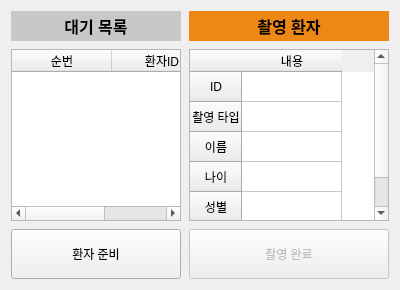
Qt form Project/src/imaging/ImagingSW/patientmanager.ui (AndaCondaa/Dental_Imaging_SW_System) before a commit.
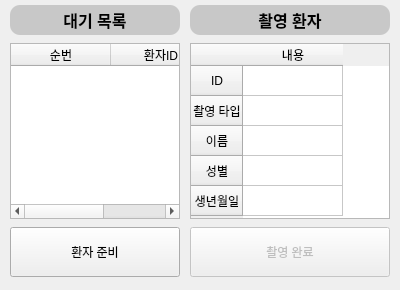
The same form after that commit.

Patch:
```diff
--- a/Project/src/imaging/ImagingSW/patientmanager.ui
+++ b/Project/src/imaging/ImagingSW/patientmanager.ui
@@ -27,7 +27,19 @@
   </property>
   <layout class="QHBoxLayout" name="horizontalLayout_2">
    <property name="spacing">
-    <number>8</number>
+    <number>10</number>
+   </property>
+   <property name="leftMargin">
+    <number>10</number>
+   </property>
+   <property name="topMargin">
+    <number>5</number>
+   </property>
+   <property name="rightMargin">
+    <number>10</number>
+   </property>
+   <property name="bottomMargin">
+    <number>13</number>
    </property>
    <item>
     <layout class="QVBoxLayout" name="verticalLayout">
@@ -36,6 +48,12 @@
      </property>
      <item>
       <widget class="QLabel" name="patientTitleLabel">
+       <property name="sizePolicy">
+        <sizepolicy hsizetype="Preferred" vsizetype="Fixed">
+         <horstretch>0</horstretch>
+         <verstretch>0</verstretch>
+        </sizepolicy>
+       </property>
        <property name="minimumSize">
         <size>
          <width>170</width>
@@ -55,7 +73,8 @@
         </font>
        </property>
        <property name="styleSheet">
-        <string notr="true">background-color: rgb(200, 200, 200);</string>
+        <string notr="true">background-color: rgb(200, 200, 200);
+border-radius: 10px;</string>
        </property>
        <property name="text">
         <string>대기 목록</string>
@@ -85,6 +104,9 @@
          <height>16777215</height>
         </size>
        </property>
+       <property name="indentation">
+        <number>0</number>
+       </property>
        <column>
         <property name="text">
          <string>순번</string>
@@ -145,7 +167,7 @@
        <item>
         <widget class="QPushButton" name="patientReadyButton">
          <property name="sizePolicy">
-          <sizepolicy hsizetype="Minimum" vsizetype="Preferred">
+          <sizepolicy hsizetype="Minimum" vsizetype="Expanding">
            <horstretch>0</horstretch>
            <verstretch>0</verstretch>
           </sizepolicy>
@@ -179,7 +201,7 @@
      <item>
       <widget class="QLabel" name="patientTitleLabel_2">
        <property name="sizePolicy">
-        <sizepolicy hsizetype="Expanding" vsizetype="Preferred">
+        <sizepolicy hsizetype="Expanding" vsizetype="Fixed">
          <horstretch>0</horstretch>
          <verstretch>0</verstretch>
         </sizepolicy>
@@ -203,7 +225,8 @@
         </font>
        </property>
        <property name="styleSheet">
-        <string notr="true">background-color: rgb(237, 136, 23);</string>
+        <string notr="true">background-color: rgb(200, 200, 200);
+border-radius: 10px;</string>
        </property>
        <property name="text">
         <string>촬영 환자</string>
@@ -217,6 +240,12 @@
       <layout class="QVBoxLayout" name="verticalLayout_2">
        <item>
         <widget class="QTableWidget" name="infoTableWidget">
+         <property name="sizePolicy">
+          <sizepolicy hsizetype="Expanding" vsizetype="Preferred">
+           <horstretch>0</horstretch>
+           <verstretch>0</verstretch>
+          </sizepolicy>
+         </property>
          <property name="minimumSize">
           <size>
            <width>186</width>
@@ -253,14 +282,6 @@
            <set>AlignCenter</set>
           </property>
          </row>
-         <row>
-          <property name="text">
-           <string>나이</string>
-          </property>
-          <property name="textAlignment">
-           <set>AlignCenter</set>
-          </property>
-         </row>
          <row>
           <property name="text">
            <string>성별</string>
@@ -269,6 +290,14 @@
            <set>AlignCenter</set>
           </property>
          </row>
+         <row>
+          <property name="text">
+           <string>생년월일</string>
+          </property>
+          <property name="textAlignment">
+           <set>AlignCenter</set>
+          </property>
+         </row>
          <column>
           <property name="text">
            <string>내용</string>
@@ -340,7 +369,7 @@
           <bool>false</bool>
          </property>
          <property name="sizePolicy">
-          <sizepolicy hsizetype="Expanding" vsizetype="Fixed">
+          <sizepolicy hsizetype="Expanding" vsizetype="Expanding">
            <horstretch>0</horstretch>
            <verstretch>0</verstretch>
           </sizepolicy>
```
